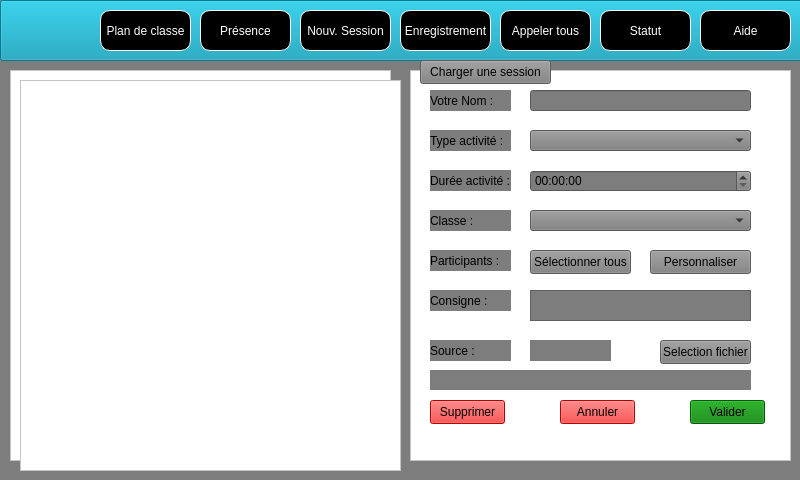
Sam-Depardieu/Labo-de-langue, file LaboLangue/mainwindow.ui: the form before one commit.
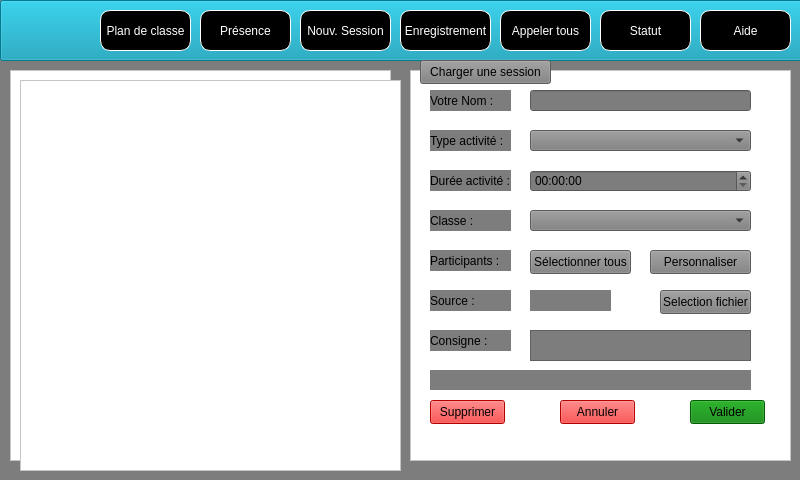
The form after the commit.

The edit to the form file:
```diff
--- a/LaboLangue/mainwindow.ui
+++ b/LaboLangue/mainwindow.ui
@@ -367,7 +367,7 @@
     <property name="geometry">
      <rect>
       <x>430</x>
-      <y>290</y>
+      <y>330</y>
       <width>81</width>
       <height>21</height>
      </rect>
@@ -386,7 +386,7 @@
     <property name="geometry">
      <rect>
       <x>530</x>
-      <y>290</y>
+      <y>330</y>
       <width>221</width>
       <height>31</height>
      </rect>
@@ -564,7 +564,7 @@
     <property name="geometry">
      <rect>
       <x>430</x>
-      <y>340</y>
+      <y>290</y>
       <width>81</width>
       <height>21</height>
      </rect>
@@ -583,7 +583,7 @@
     <property name="geometry">
      <rect>
       <x>660</x>
-      <y>340</y>
+      <y>290</y>
       <width>91</width>
       <height>24</height>
      </rect>
@@ -618,7 +618,7 @@
     <property name="geometry">
      <rect>
       <x>530</x>
-      <y>340</y>
+      <y>290</y>
       <width>81</width>
       <height>21</height>
      </rect>
```
